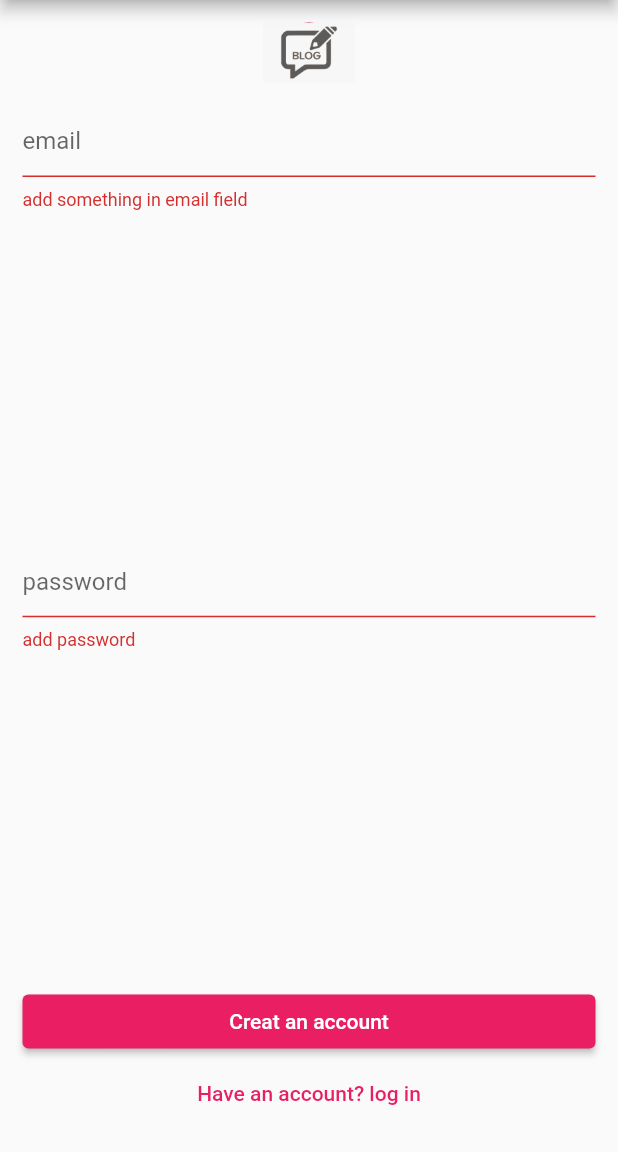
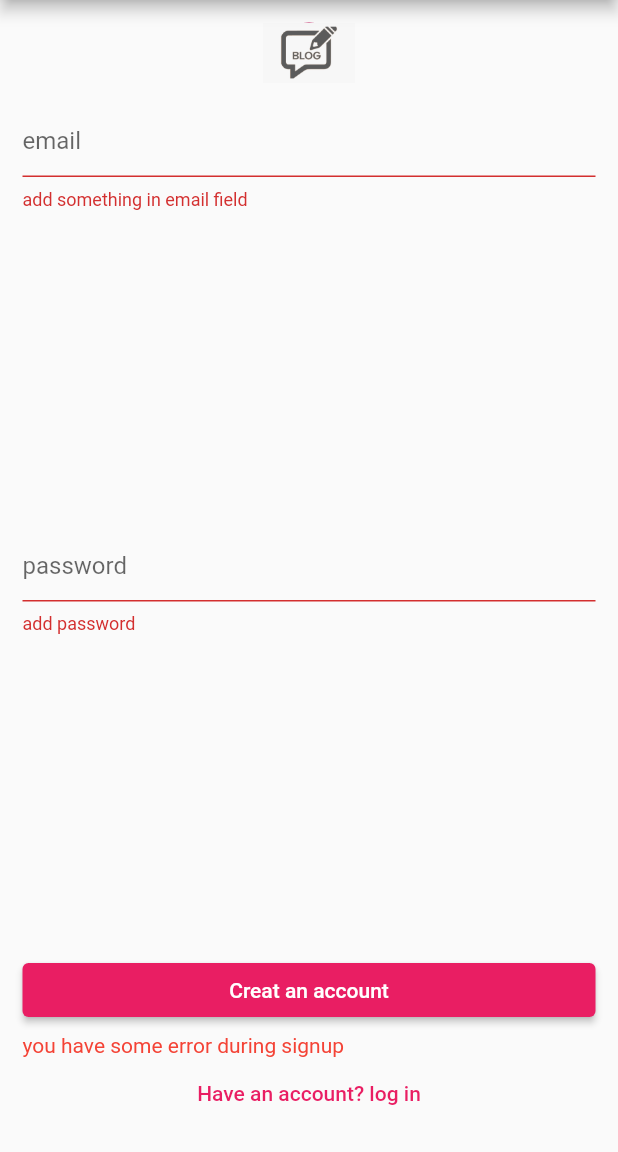
Before and after one commit to Nishesh73/blogapp, a Flutter app: the screen it shows after launch, after a tap on "Creat an account", on a phone screen of 412 x 824 dp, the part 84-1236 px from its top. Run offline on Flutter 3.47's test engine with Material 2 defaults, Android fonts, the phone set to English and light mode, and no system bars; our stand-ins replace firebase_auth, firebase_core; accounts and stored records are empty.

```diff
--- a/lib/signup.dart
+++ b/lib/signup.dart
@@ -12,6 +12,8 @@ class MySignUp extends StatefulWidget {
 }
 
 class _MySignUpState extends State<MySignUp> {
+
+  String error="you have some error during signup";
   Authenticate authenticate=Authenticate();
   final _formkey=GlobalKey<FormState>();
   String _email="";
@@ -57,7 +59,12 @@ class _MySignUpState extends State<MySignUp> {
             child: TextFormField(
               validator: (value){
 
-                _email=value.toString();
+                setState(() {
+                  _email=value.toString();
+
+                });
+
+
                 if(_email.isEmpty){
 
                   return "add something in email field";
@@ -86,7 +93,12 @@ class _MySignUpState extends State<MySignUp> {
 
               validator: (value){
 
-                _password=value.toString();
+                setState(() {
+                   _password=value.toString();
+
+                });
+
+
                 if(_password.isEmpty){
 
                   return "add password";
@@ -121,11 +133,23 @@ class _MySignUpState extends State<MySignUp> {
             if(val==null){
                print("eror is here");
 
+               setState(() {
+                error="please supply valid email address";
+
+               });
+
+
+
+
+
+
+
 
             }
             else{
 
-             print("signup is successful token is $val");
+
+
 
              Navigator.pushNamed(context, "/homes");
 
@@ -137,6 +161,11 @@ class _MySignUpState extends State<MySignUp> {
 
 
           }, ),
+
+          SizedBox(height: 5,),
+          Text(error,style: TextStyle(color: Colors.red),),
+
+
 
 
           TextButton(onPressed: (){
--- a/pubspec.yaml
+++ b/pubspec.yaml
@@ -38,6 +38,10 @@ dependencies:
   cupertino_icons: ^1.0.2
   firebase_core: ^1.22.0
   firebase_auth:
+  image_picker: ^0.8.5+3
+  intl: ^0.17.0
+  firebase_storage: ^10.3.8
+  firebase_database: ^9.1.4
 
 dev_dependencies:
   flutter_test:
```
Also changed, not shown: lib/homes.dart (deleted, +0 -21 lines), lib/login.dart (+14 -2 lines), lib/photouplod.dart (added, +15 -0 lines), pubspec.lock, 2 other files.
